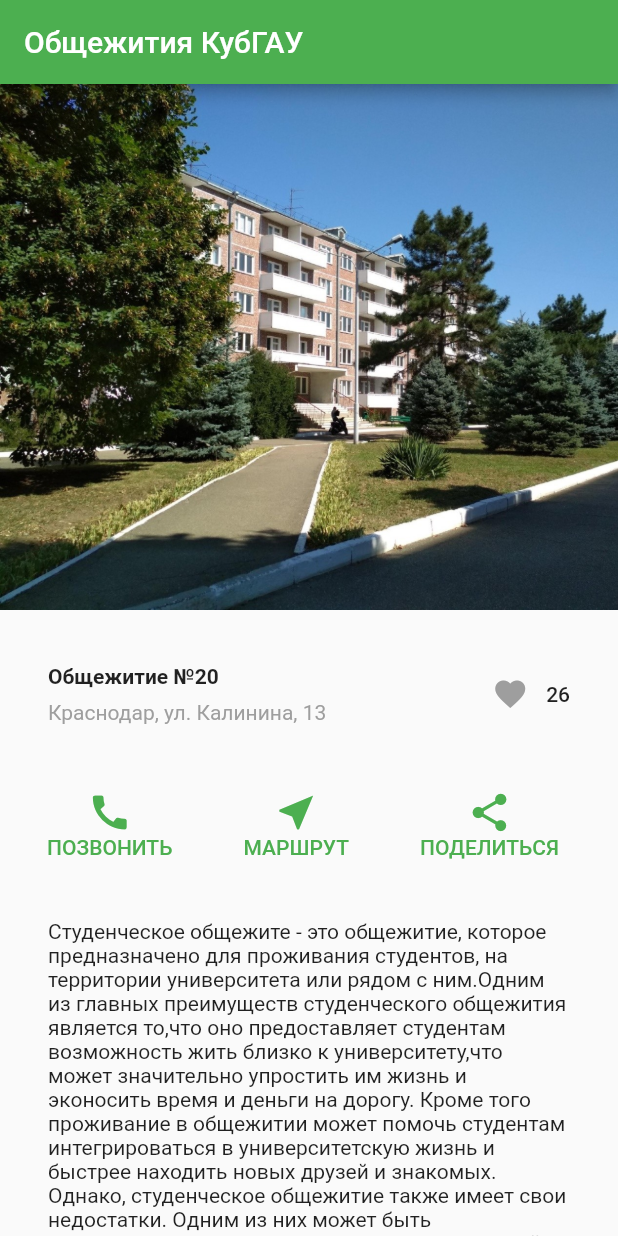
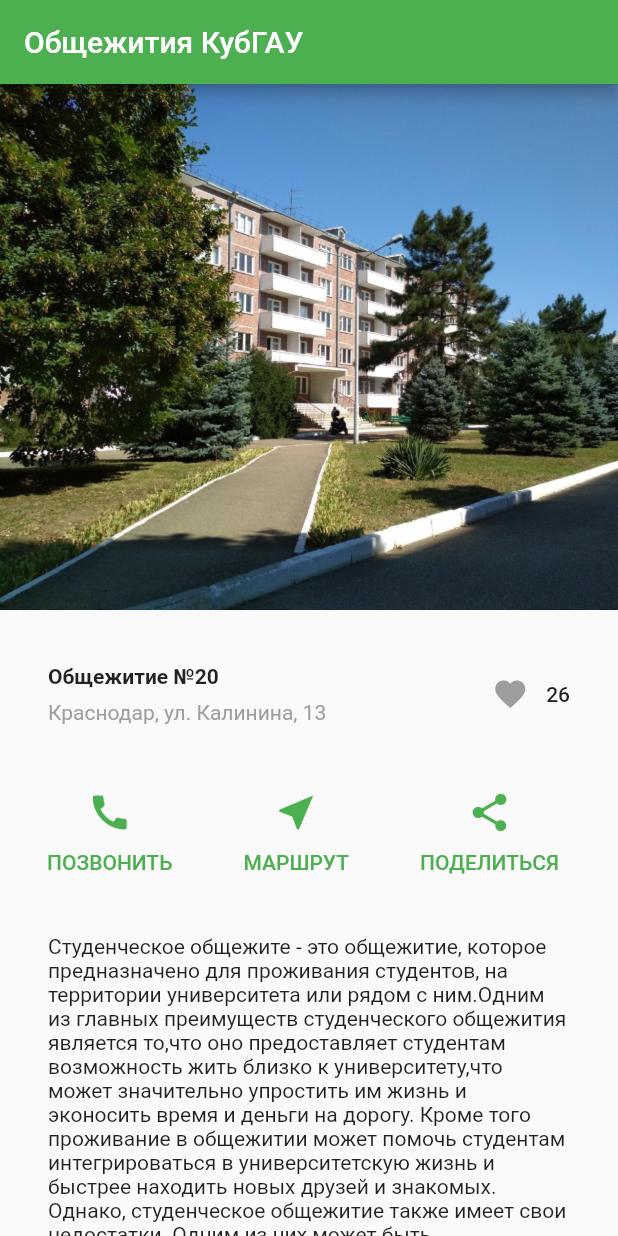
Before and after one commit to Marina3465/IT2001_Kozhukhar, a Flutter app: the screen it shows after launch, on a phone screen of 412 x 824 dp. Run offline on Flutter 3.47's test engine with Material 2 defaults, Android fonts, the phone set to English and light mode, and no system bars; our stand-ins replace share_plus.

Commit message:
add finish project

```diff
--- a/LAB_4/lib/main.dart
+++ b/LAB_4/lib/main.dart
@@ -2,12 +2,14 @@ import 'package:flutter/material.dart';
 import 'package:url_launcher/url_launcher.dart';
 import 'package:share_plus/share_plus.dart';
 
-
 void main() {
-  runApp(const MyApp());
+  runApp(const MyApp()); //запуск окна MyApp
 }
 
 class MyApp extends StatelessWidget {
+  //корневой элемент
+//StatelessWidget предназначен для отображения статичных виджетов,
+// которые не изменяются во время исполнения приложения.
   const MyApp({super.key});
 
   // This widget is the root of your application.
@@ -24,89 +26,120 @@ class MyApp extends StatelessWidget {
 }
 
 class MyHomePage extends StatefulWidget {
+  //StatefulWidget предназначен
+  //для отображения изменяющихся состояний
+  //виджета без видимой «перезагрузки» интерфейса.
   const MyHomePage({super.key, required this.title});
 
   final String title;
 
   @override
-  State<MyHomePage> createState() => _MyHomePageState();
+  State<MyHomePage> createState() => _MyHomePageState(); //State - отслеживание
+// изменений в _MyHomePageState()
 }
 
 class _MyHomePageState extends State<MyHomePage> {
+  //StatefulWidget предназначен
+  //для отображения изменяющихся состояний
+  //виджета без видимой «перезагрузки» интерфейса.
   int _counter = 26; //создание счетчика для лайков
   var _color_button = Colors.grey[500]; //переменная для цвета кнопки лайка
   String url = '89676656512'; //пременная с номером телефона
 
-  _makingPhoneCall() async {  //функция для нажатия на кнопку "позвонить"
-    try { //попытка выполнить команду
-      await launch('tel:$url'); //запуск приложения для набора номера
-    } catch (e) { //исключение
-      throw 'Could not launch $url'; //вызов исключения
+  _makingPhoneCall() {
+    //функция для нажатия на кнопку "позвонить"
+    try {
+      //попытка выполнить команду
+      launch('tel:$url'); //запуск приложения для набора номера
+    } catch (e) {
+      //вызов исключения
+      throw 'Could not launch $url'; //создание исключения
     }
   }
 
   void _shareContent() {
-    Share.share('Общежитие №20. Краснодар, ул. Калинина, 13. Телефон: $url');
+    //фукция поделиться
+    Share.share(
+        'Общежитие №20. Краснодар, ул. Калинина, 13. Телефон: $url'); //то чем будем делиться
   }
 
   @override
   Widget build(BuildContext context) {
-    Color color = Theme.of(context).primaryColor;
+    //отстраивание экрана (интерфейс)
+    //Color color = Theme.of(context).primaryColor;
 
     return Scaffold(
       appBar: AppBar(
-        // Here we take the value from the MyHomePage object that was created by
-        // the App.build method, and use it to set our appbar title.
+        //верхняя строка с заголовком
         title: Text(widget.title),
       ),
       body: ListView(
+        //прокручиваемый список виджетов
         children: [
-          Image.asset('assets/images/campus.jpg'),
+          //дочерние элементы (body)
+          Image.asset('assets/images/campus.jpg'), //картинка в верху экрана
           Container(
-            padding: const EdgeInsets.all(32),
+            //виджет для изменения размеров, расстояний и т.д.
+            padding: const EdgeInsets.all(32), //расстояние текста от границ
             child: Row(
+              //дочерние элементы будут идти в строку
               children: [
                 Expanded(
+                  //расширение дочернего элемента для заполнения пространства экрана
                   child: Column(
+                    //дочерние элементы будут идти в колонку
                     crossAxisAlignment: CrossAxisAlignment.start,
+                    //дочерние элементы должны быть размещены вдоль поперечной оси
+                    //начальный край выровнен с начальной стороной поперечной оси
                     children: [
                       Container(
                         padding: const EdgeInsets.only(bottom: 8),
+                        //для добавления расстояния между тектсом
                         child: const Text(
+                          //текст на экране
                           'Общежитие №20',
                           style: TextStyle(
-                            fontWeight: FontWeight.bold,
+                            //придение текту стиля
+                            fontWeight:
+                                FontWeight.bold, //выделение текста жирным
                           ),
                         ),
                       ),
                       Text(
                         'Краснодар, ул. Калинина, 13',
                         style: TextStyle(
-                          color: Colors.grey[500],
+                          color: Colors.grey[500], //покраска текста в серый
                         ),
                       ),
                     ],
                   ),
                 ),
                 IconButton(
+                  //создание кнопки лайка
                   icon: Icon(
-                    Icons.favorite,
-                    color: _color_button,
+                    //икока кнопки
+                    Icons.favorite, //значок сердечка
+                    color: _color_button, //покрас значка через переменную
                   ),
                   onPressed: () => {
+                    //что будет происходить при нажатии
                     setState(() {
+                      //метод для фиксирования изменений (цвет)
                       if (_color_button == Colors.red[800]) {
-                        _counter--;
+                        //если кнопка красная
+                        _counter--; //уменьшаем счетчик и красим кнопку в серый
                         _color_button = Colors.grey[500];
                       } else {
-                        _color_button = Colors.red[800];
+                        // иначе
+                        _color_button = Colors
+                            .red[800]; // красим в красный и увеличиваем счетчик
                         _counter++;
                       }
                     })
                   },
                 ),
                 Text(
-                  //выводит значение инкремента
+                  //выводит значение счетчика лайков
                   '$_counter',
                   style: Theme.of(context).textTheme.labelLarge,
                 ),
@@ -114,60 +147,76 @@ class _MyHomePageState extends State<MyHomePage> {
             ),
           ),
           Row(
+            //элементы будут идти в строку
             mainAxisAlignment: MainAxisAlignment.spaceEvenly,
+            //элементы должны быть размещены вдоль главной оси равномерно
             children: [
               TextButton.icon(
-                onPressed: _makingPhoneCall,
+                //создание кнопки позвонить
+                onPressed: _makingPhoneCall, //обращение к функции
                 icon: Column(
+                  //элементы иконки идут в столбик
                   children: [
                     Icon(
-                      Icons.call,
-                      size: 30,
+                      Icons.call, //значок трубка телефона
+                      size: 30, //размер значка
                     ),
+                    const Divider(
+                      height: 10,
+                    ),
+                    //расстояние между текстом и значком
                     Text('ПОЗВОНИТЬ'),
                   ],
                 ),
                 label: Text(''),
               ),
               TextButton.icon(
+                //создание кнопки машрут
                 onPressed: () {
-                  launch(
+                  launch(//открытие карт и ссылка на маршут
                       'https://www.google.com/maps/dir//%D0%9E%D0%B1%D1%89%D0%B5%D0%B6%D0%B8%D1%82%D0%B8%D0%B5+20,+%D0%A3%D0%BB%D0%B8%D1%86%D0%B0+%D0%9A%D0%B0%D0%BB%D0%B8%D0%BD%D0%B8%D0%BD%D0%B0+13,+%D0%BA%D0%BE%D1%80%D0%BF%D1%83%D1%81+20,+%D1%83%D0%BB.+%D0%9A%D0%B0%D0%BB%D0%B8%D0%BD%D0%B8%D0%BD%D0%B0+13,+13%D0%BA20,+%D0%9A%D1%80%D0%B0%D1%81%D0%BD%D0%BE%D0%B4%D0%B0%D1%80,+%D0%9A%D1%80%D0%B0%D1%81%D0%BD%D0%BE%D0%B4%D0%B0%D1%80%D1%81%D0%BA%D0%B8%D0%B9+%D0%BA%D1%80%D0%B0%D0%B9,+350044/@45.050583,38.9197903,17z/data=!3m1!4b1!4m17!1m7!3m6!1s0x40f04f3737bffbff:0x384537772b6bf12d!2z0J7QsdGJ0LXQttC40YLQuNC1IDIw!8m2!3d45.0502933!4d38.9207626!16s%2Fg%2F11bwqqb83z!4m8!1m1!4e1!1m5!1m1!1s0x40f04f3737bffbff:0x384537772b6bf12d!2m2!1d38.9208175!2d45.0502591');
                 },
                 icon: Column(
+                  //элементы иконки идут в столбик
                   children: [
                     Icon(
-                      Icons.near_me,
-                      size: 30,
+                      Icons.near_me, //иконка новигатор
+                      size: 30, //размер иконки
                     ),
+                    const Divider(
+                      height: 10,
+                    ),
+                    //расстояние между текстом и значком
                     Text('МАРШРУТ'),
                   ],
                 ),
                 label: Text(''),
               ),
               TextButton.icon(
-                onPressed: _shareContent,
+                onPressed: _shareContent, //вызов функции поделиться
                 icon: Column(
+                  //элементы иконки идут в столбик
                   children: [
                     Icon(
-                      Icons.share,
-                      size: 30,
+                      Icons.share, //иконка поделится
+                      size: 30, //размер иконки
                     ),
+                    const Divider(
+                      height: 10,
+                    ),
+                    //расстояние между текстом и значком
                     Text('ПОДЕЛИТЬСЯ'),
                   ],
                 ),
                 label: Text(''),
               ),
-
-              //_buildButtonColumn(color, Icons.call, 'ПОЗВОНИТЬ'),
-              //_buildButtonColumn(color, Icons.near_me, 'МАРШРУТ')
-
-              //buildButtonColumn(color, Icons.share, 'ПОДЕЛИТЬСЯ'),
             ],
           ),
           const Padding(
-            padding: EdgeInsets.all(32),
+            //блок большого текста
+            padding: EdgeInsets.all(32), //расстояние от текста до границ экрана
             child: Text(
+              //вывод текста на экран
               'Студенческое общежите - это общежитие, которое предназначено '
               'для проживания студентов, на территории университета или рядом с ним.'
               'Одним из главных преимуществ студенческого общежития является то,'
@@ -187,25 +236,4 @@ class _MyHomePageState extends State<MyHomePage> {
       ),
     );
   }
-
-  Column _buildButtonColumn(Color color, IconData icon, String label) {
-    return Column(
-      mainAxisSize: MainAxisSize.min,
-      mainAxisAlignment: MainAxisAlignment.center,
-      children: [
-        Icon(icon, color: color),
-        Container(
-          margin: const EdgeInsets.only(top: 8),
-          child: Text(
-            label,
-            style: TextStyle(
-              fontSize: 12,
-              fontWeight: FontWeight.w400,
-              color: color,
-            ),
-          ),
-        ),
-      ],
-    );
-  }
 }
```
